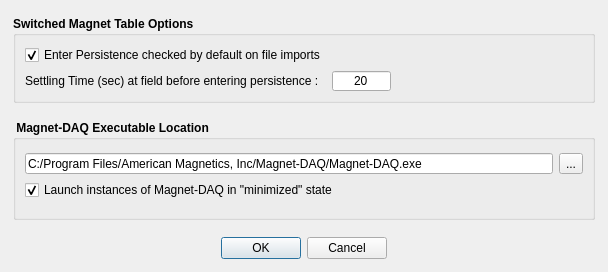
Above: Multi-Axis-Operation/optionsdialog.ui from American-Magnetics-Inc/multi-axis-operation before the change. Below: the same form after it.
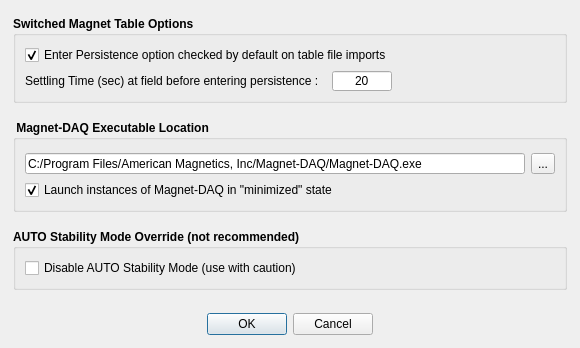
That is the form after the change. Icons and pictures are not drawn.

Commit message: • Fixed bugs with File > Save and Load Settings. Saved files should now reload without errors. • Updated app to support Qt 6. • Updated QCustomPlot to version 2.1.0 with support for Qt 6. • Updated QtXlsxWriter library to support Qt 6. • Moved compilation on Windows to VS 2019. • Added option to preclude setting all 430’s to LOAD > Stability Mode = AUTO. Should only be used as directed by an Authorized AMI Support Representative.

Diff of the .ui file:
```diff
--- a/Multi-Axis-Operation/optionsdialog.ui
+++ b/Multi-Axis-Operation/optionsdialog.ui
@@ -9,15 +9,20 @@
    <rect>
     <x>0</x>
     <y>0</y>
-    <width>608</width>
-    <height>272</height>
+    <width>580</width>
+    <height>348</height>
    </rect>
   </property>
+  <property name="minimumSize">
+   <size>
+    <width>500</width>
+    <height>348</height>
+   </size>
+  </property>
   <property name="font">
    <font>
     <family>Segoe UI</family>
     <pointsize>9</pointsize>
-    <weight>75</weight>
     <bold>true</bold>
    </font>
   </property>
@@ -50,30 +55,15 @@
    <item>
     <widget class="QGroupBox" name="switchOptionsGroupBox">
      <property name="title">
-      <string>Switched Magnet Table Options</string>
+      <string>Switched Magnet Table Options </string>
+     </property>
+     <property name="alignment">
+      <set>Qt::AlignLeading|Qt::AlignLeft|Qt::AlignTop</set>
      </property>
      <property name="flat">
-      <bool>true</bool>
+      <bool>false</bool>
      </property>
      <layout class="QGridLayout" name="gridLayout">
-      <item row="0" column="0">
-       <widget class="QCheckBox" name="importPersistenceCheckBox">
-        <property name="font">
-         <font>
-          <family>Segoe UI</family>
-          <pointsize>9</pointsize>
-          <weight>50</weight>
-          <bold>false</bold>
-         </font>
-        </property>
-        <property name="text">
-         <string>Enter Persistence checked by default on file imports</string>
-        </property>
-        <property name="checked">
-         <bool>true</bool>
-        </property>
-       </widget>
-      </item>
       <item row="1" column="0">
        <widget class="QLabel" name="settlingTimeLabel">
         <property name="font">
@@ -107,7 +97,6 @@
          <font>
           <family>Segoe UI</family>
           <pointsize>9</pointsize>
-          <weight>50</weight>
           <bold>false</bold>
          </font>
         </property>
@@ -126,40 +115,44 @@
         </property>
         <property name="sizeHint" stdset="0">
          <size>
-          <width>193</width>
+          <width>200</width>
           <height>20</height>
          </size>
         </property>
        </spacer>
       </item>
+      <item row="0" column="0" colspan="2">
+       <widget class="QCheckBox" name="importPersistenceCheckBox">
+        <property name="font">
+         <font>
+          <family>Segoe UI</family>
+          <pointsize>9</pointsize>
+          <bold>false</bold>
+         </font>
+        </property>
+        <property name="text">
+         <string>Enter Persistence option checked by default on table file imports</string>
+        </property>
+        <property name="checked">
+         <bool>true</bool>
+        </property>
+       </widget>
+      </item>
      </layout>
     </widget>
    </item>
    <item>
     <widget class="QGroupBox" name="magnetDAQGroupBox">
      <property name="title">
-      <string> Magnet-DAQ Executable Location</string>
+      <string> Magnet-DAQ Executable Location </string>
      </property>
      <property name="flat">
-      <bool>true</bool>
+      <bool>false</bool>
      </property>
      <layout class="QGridLayout" name="magnetDAQLayout">
       <property name="topMargin">
        <number>13</number>
       </property>
-      <item row="2" column="0">
-       <spacer name="verticalSpacer">
-        <property name="orientation">
-         <enum>Qt::Vertical</enum>
-        </property>
-        <property name="sizeHint" stdset="0">
-         <size>
-          <width>20</width>
-          <height>33</height>
-         </size>
-        </property>
-       </spacer>
-      </item>
       <item row="0" column="0">
        <widget class="QLineEdit" name="magnetDAQLocationEdit">
         <property name="minimumSize">
@@ -172,7 +165,6 @@
          <font>
           <family>Segoe UI</family>
           <pointsize>9</pointsize>
-          <weight>50</weight>
           <bold>false</bold>
          </font>
         </property>
@@ -187,7 +179,6 @@
          <font>
           <family>Segoe UI</family>
           <pointsize>9</pointsize>
-          <weight>50</weight>
           <bold>false</bold>
          </font>
         </property>
@@ -203,7 +194,8 @@
        <widget class="QCheckBox" name="minimizedCheckBox">
         <property name="font">
          <font>
-          <weight>50</weight>
+          <family>Segoe UI</family>
+          <pointsize>9</pointsize>
           <bold>false</bold>
          </font>
         </property>
@@ -218,13 +210,57 @@
      </layout>
     </widget>
    </item>
+   <item>
+    <widget class="QGroupBox" name="autoStabilityOverrideBox">
+     <property name="title">
+      <string>AUTO Stability Mode Override (not recommended) </string>
+     </property>
+     <property name="alignment">
+      <set>Qt::AlignLeading|Qt::AlignLeft|Qt::AlignTop</set>
+     </property>
+     <property name="flat">
+      <bool>false</bool>
+     </property>
+     <layout class="QGridLayout" name="gridLayout_2">
+      <item row="0" column="0">
+       <widget class="QCheckBox" name="autoModeDisableCheckBox">
+        <property name="font">
+         <font>
+          <family>Segoe UI</family>
+          <pointsize>9</pointsize>
+          <bold>false</bold>
+         </font>
+        </property>
+        <property name="text">
+         <string>Disable AUTO Stability Mode (use with caution)</string>
+        </property>
+        <property name="checked">
+         <bool>false</bool>
+        </property>
+       </widget>
+      </item>
+     </layout>
+    </widget>
+   </item>
+   <item>
+    <spacer name="verticalSpacer">
+     <property name="orientation">
+      <enum>Qt::Vertical</enum>
+     </property>
+     <property name="sizeHint" stdset="0">
+      <size>
+       <width>20</width>
+       <height>33</height>
+      </size>
+     </property>
+    </spacer>
+   </item>
    <item>
     <widget class="QDialogButtonBox" name="buttonBox">
      <property name="font">
       <font>
        <family>Segoe UI</family>
        <pointsize>9</pointsize>
-       <weight>50</weight>
        <bold>false</bold>
       </font>
      </property>
```
Left out of the diff: 7 changed lines with no effect on the pictures. The commit also changes 72 other files.
